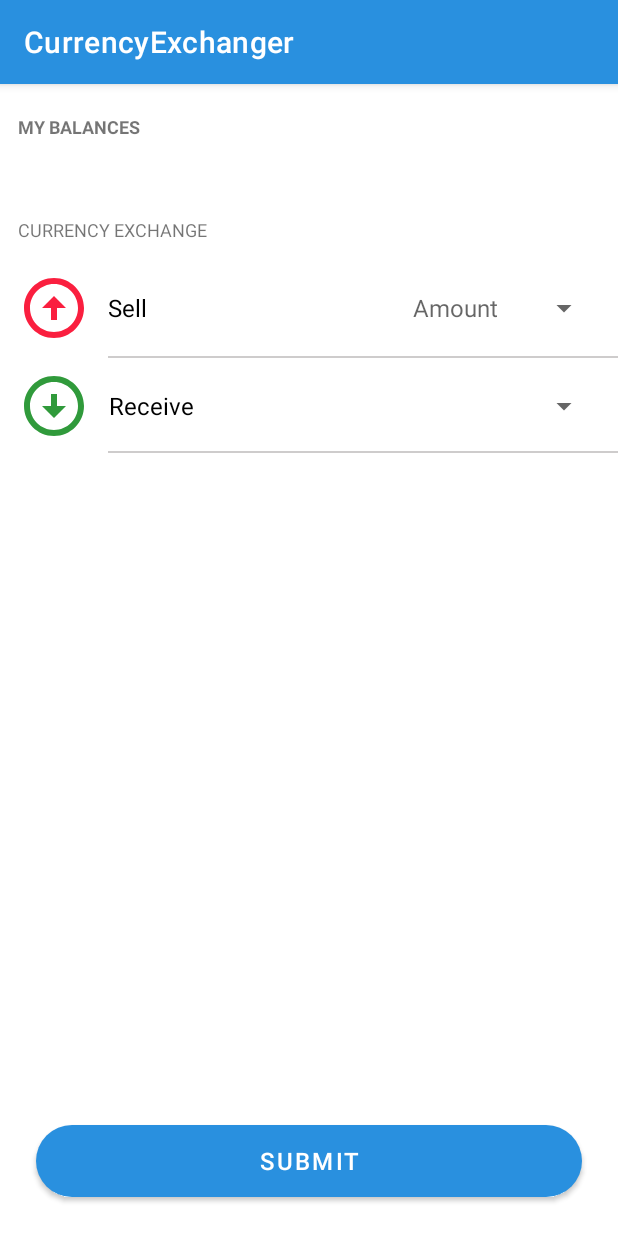
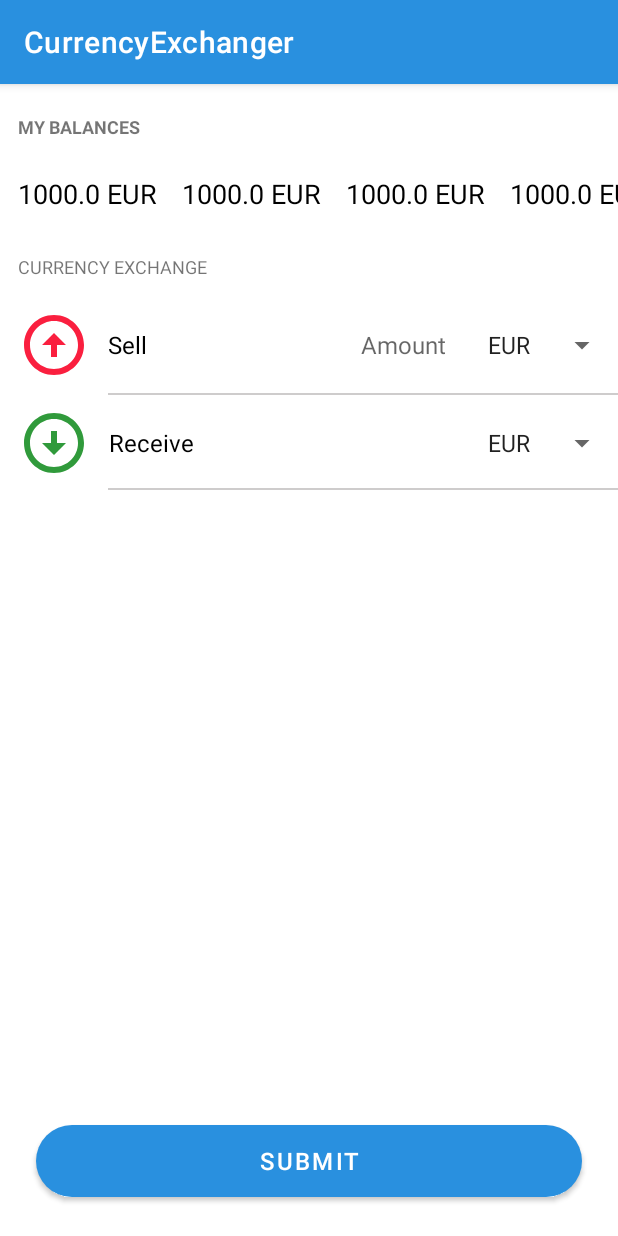
Before and after one commit to qqvladik/CurrencyExchanger, an Android app: the screen it shows after launch (MainActivity before the commit, CurrencyExchangeActivity after it), on a phone screen of 412 x 824 dp. Run offline under Robolectric (Android 15) with nearby library versions, the phone set to English and light mode, and no system bars; our stand-ins replace Room's generated code.

Commit message:
Init views, create adapters

```diff
--- a/app/src/main/AndroidManifest.xml
+++ b/app/src/main/AndroidManifest.xml
@@ -15,7 +15,7 @@
         tools:targetApi="31"
         tools:ignore="LockedOrientationActivity">
         <activity
-            android:name=".MainActivity"
+            android:name=".presentation.CurrencyExchangeActivity"
             android:exported="true"
             android:screenOrientation="portrait">
             <intent-filter>
--- a/app/src/main/java/by/mankevich/currencyexchanger/MainActivity.kt
+++ /dev/null
@@ -1,11 +0,0 @@
-package by.mankevich.currencyexchanger
-
-import androidx.appcompat.app.AppCompatActivity
-import android.os.Bundle
-
-class MainActivity : AppCompatActivity() {
-    override fun onCreate(savedInstanceState: Bundle?) {
-        super.onCreate(savedInstanceState)
-        setContentView(R.layout.activity_main)
-    }
-}
--- /dev/null
+++ b/app/src/main/java/by/mankevich/currencyexchanger/base/domain/IEntity.kt
@@ -0,0 +1,3 @@
+package by.mankevich.currencyexchanger.base.domain
+
+interface IEntity
--- /dev/null
+++ b/app/src/main/java/by/mankevich/currencyexchanger/base/presentation/BaseAdapter.kt
@@ -0,0 +1,19 @@
+package by.mankevich.currencyexchanger.base.presentation
+
+import androidx.recyclerview.widget.RecyclerView
+import androidx.viewbinding.ViewBinding
+import by.mankevich.currencyexchanger.base.domain.IEntity
+
+abstract class BaseAdapter<K : IEntity, VB: ViewBinding ,T : BaseViewHolder<K, VB>>(
+    var entitiesList: List<K>
+) : RecyclerView.Adapter<T>() {
+
+    override fun onBindViewHolder(holder: T, position: Int) {
+        holder.bind(entitiesList[position])
+    }
+
+    override fun getItemCount(): Int {
+        return entitiesList.size
+    }
+
+}
--- /dev/null
+++ b/app/src/main/java/by/mankevich/currencyexchanger/base/presentation/BaseViewHolder.kt
@@ -0,0 +1,24 @@
+package by.mankevich.currencyexchanger.base.presentation
+
+import android.util.Log
+import androidx.recyclerview.widget.RecyclerView
+import androidx.viewbinding.ViewBinding
+import by.mankevich.currencyexchanger.base.domain.IEntity
+
+private const val TAG = "RAMBaseViewHolder"
+
+abstract class BaseViewHolder<T: IEntity, VB: ViewBinding>(
+    val binding: VB,
+    private val onItemClick: (T) -> Unit
+): RecyclerView.ViewHolder(binding.root){
+
+    fun bind(entity: T){
+        itemView.setOnClickListener{
+            Log.d(TAG, "item Click ")
+            onItemClick(entity)
+        }
+        bindView(entity)
+    }
+
+    protected abstract fun bindView(entity: T)
+}
--- /dev/null
+++ b/app/src/main/java/by/mankevich/currencyexchanger/domain/entity/Balance.kt
@@ -0,0 +1,11 @@
+package by.mankevich.currencyexchanger.domain.entity
+
+import androidx.room.Entity
+import androidx.room.PrimaryKey
+import by.mankevich.currencyexchanger.base.domain.IEntity
+
+@Entity
+data class Balance(
+    @PrimaryKey val currency: String,
+    val amount: Double
+) : IEntity
--- /dev/null
+++ b/app/src/main/java/by/mankevich/currencyexchanger/presentation/BalancesAdapter.kt
@@ -0,0 +1,39 @@
+package by.mankevich.currencyexchanger.presentation
+
+import android.view.LayoutInflater
+import android.view.ViewGroup
+import by.mankevich.currencyexchanger.base.presentation.BaseAdapter
+import by.mankevich.currencyexchanger.base.presentation.BaseViewHolder
+import by.mankevich.currencyexchanger.databinding.BalanceItemBinding
+import by.mankevich.currencyexchanger.domain.entity.Balance
+
+class BalancesAdapter(
+    balances: List<Balance>,
+    private var onItemClick: (Balance) -> Unit = {}
+) :
+    BaseAdapter<Balance, BalanceItemBinding, BalancesAdapter.BalanceViewHolder>(
+        balances
+    ) {
+
+    override fun onCreateViewHolder(parent: ViewGroup, viewType: Int): BalanceViewHolder{
+        val binding = BalanceItemBinding
+            .inflate(LayoutInflater.from(parent.context), parent, false)
+        return BalanceViewHolder(binding, onItemClick)
+    }
+
+    inner class BalanceViewHolder(
+        binding: BalanceItemBinding,
+        onItemClick: (Balance) -> Unit
+    ) :
+        BaseViewHolder<Balance, BalanceItemBinding>(
+            binding, onItemClick
+        ) {
+
+        override fun bindView(entity: Balance) {
+            binding.balanceItemText.text = entity.amount.toString()
+                .plus(" ")
+                .plus(entity.currency)
+        }
+    }
+
+}
--- /dev/null
+++ b/app/src/main/java/by/mankevich/currencyexchanger/presentation/CurrencyExchangeActivity.kt
@@ -0,0 +1,57 @@
+package by.mankevich.currencyexchanger.presentation
+
+import androidx.appcompat.app.AppCompatActivity
+import android.os.Bundle
+import android.widget.ArrayAdapter
+import androidx.recyclerview.widget.LinearLayoutManager
+import androidx.recyclerview.widget.RecyclerView
+import by.mankevich.currencyexchanger.R
+import by.mankevich.currencyexchanger.databinding.ActivityMainBinding
+import by.mankevich.currencyexchanger.domain.entity.Balance
+import by.mankevich.currencyexchanger.utils.SpacingItemDecorator
+
+class CurrencyExchangeActivity : AppCompatActivity() {
+
+    private lateinit var binding: ActivityMainBinding
+
+    override fun onCreate(savedInstanceState: Bundle?) {
+        super.onCreate(savedInstanceState)
+        binding = ActivityMainBinding.inflate(layoutInflater)
+        setContentView(binding.root)
+
+        initViews()
+    }
+
+    private fun initViews() {
+        binding.balanceContainer.apply {
+            layoutManager = LinearLayoutManager(
+                this@CurrencyExchangeActivity,
+                RecyclerView.HORIZONTAL,
+                false
+            )
+            adapter = BalancesAdapter(
+                listOf(
+                    Balance("EUR", 1000.0),
+                    Balance("EUR", 1000.0),
+                    Balance("EUR", 1000.0),
+                    Balance("EUR", 1000.0),
+                    Balance("EUR", 1000.0),
+                )//TODO
+            )
+            addItemDecoration(SpacingItemDecorator(25))
+        }
+
+        val adapterCurrencyTypes = ArrayAdapter(
+            this,
+            android.R.layout.simple_spinner_item,
+            listOf("EUR",
+                "USD",
+                "USD",
+                "USD",
+                "RUB")//TODO
+        )
+        binding.cellCurrencyTypesSpinner.adapter = adapterCurrencyTypes
+        binding.receiveCurrencyTypesSpinner.adapter = adapterCurrencyTypes
+    }
+
+}
--- /dev/null
+++ b/app/src/main/java/by/mankevich/currencyexchanger/utils/SpacingItemDecorator.kt
@@ -0,0 +1,17 @@
+package by.mankevich.currencyexchanger.utils
+
+import android.graphics.Rect
+import android.view.View
+import androidx.recyclerview.widget.RecyclerView
+
+class SpacingItemDecorator(private val verticalSpaceHeight: Int): RecyclerView.ItemDecoration() {
+
+    override fun getItemOffsets(
+        outRect: Rect,
+        view: View,
+        parent: RecyclerView,
+        state: RecyclerView.State
+    ) {
+        outRect.right = verticalSpaceHeight
+    }
+}
--- a/app/src/main/res/layout/activity_main.xml
+++ b/app/src/main/res/layout/activity_main.xml
@@ -4,7 +4,7 @@
     xmlns:tools="http://schemas.android.com/tools"
     android:layout_width="match_parent"
     android:layout_height="match_parent"
-    tools:context=".MainActivity">
+    tools:context=".presentation.CurrencyExchangeActivity">
 
     <TextView
         android:id="@+id/balance_title"
@@ -67,10 +67,9 @@
 
 
     <androidx.appcompat.widget.AppCompatSpinner
-        android:id="@+id/cell_currency_spinner"
+        android:id="@+id/cell_currency_types_spinner"
         android:layout_width="wrap_content"
         android:layout_height="0dp"
-        android:layout_marginEnd="12dp"
         app:layout_constraintBottom_toBottomOf="@+id/sell_image_view"
         app:layout_constraintEnd_toEndOf="parent"
         app:layout_constraintHorizontal_bias="1.0"
@@ -79,15 +78,15 @@
         tools:listitem="@layout/currency_type_item" />
 
     <EditText
-        android:id="@+id/sell_sum_edit_text"
+        android:id="@+id/sell_amount_edit_text"
         style="@style/ExchangeTextStyle"
         android:layout_width="0dp"
         android:layout_height="0dp"
         android:layout_marginHorizontal="20dp"
-        android:hint="@string/sell_sum_edit_text_hint"
+        android:hint="@string/sell_amount_edit_text_hint"
         android:inputType="numberDecimal"
         app:layout_constraintBottom_toBottomOf="@+id/sell_text"
-        app:layout_constraintEnd_toStartOf="@+id/cell_currency_spinner"
+        app:layout_constraintEnd_toStartOf="@+id/cell_currency_types_spinner"
         app:layout_constraintHorizontal_bias="0.849"
         app:layout_constraintStart_toEndOf="@+id/sell_text"
         app:layout_constraintTop_toTopOf="@+id/sell_text"
@@ -125,10 +124,9 @@
         app:layout_constraintTop_toTopOf="@+id/receive_image_view" />
 
     <androidx.appcompat.widget.AppCompatSpinner
-        android:id="@+id/receive_currency_spinner"
+        android:id="@+id/receive_currency_types_spinner"
         android:layout_width="wrap_content"
         android:layout_height="0dp"
-        android:layout_marginEnd="12dp"
         app:layout_constraintBottom_toBottomOf="@+id/receive_text"
         app:layout_constraintEnd_toEndOf="parent"
         app:layout_constraintHorizontal_bias="1.0"
@@ -137,14 +135,14 @@
         tools:listitem="@layout/currency_type_item" />
 
     <TextView
-        android:id="@+id/receive_sum_text"
+        android:id="@+id/receive_amount_text"
         style="@style/ExchangeTextStyle"
         android:layout_width="0dp"
         android:layout_height="0dp"
         android:layout_marginHorizontal="20dp"
         android:textColor="@color/green"
         app:layout_constraintBottom_toBottomOf="@+id/receive_text"
-        app:layout_constraintEnd_toStartOf="@+id/receive_currency_spinner"
+        app:layout_constraintEnd_toStartOf="@+id/receive_currency_types_spinner"
         app:layout_constraintHorizontal_bias="0.849"
         app:layout_constraintStart_toEndOf="@+id/receive_text"
         app:layout_constraintTop_toTopOf="@+id/receive_text"
--- a/app/src/main/res/layout/balance_item.xml
+++ b/app/src/main/res/layout/balance_item.xml
@@ -1,7 +1,7 @@
 <?xml version="1.0" encoding="utf-8"?>
 <TextView xmlns:android="http://schemas.android.com/apk/res/android"
     xmlns:tools="http://schemas.android.com/tools"
-    android:id="@+id/textViewSpinnerItem"
+    android:id="@+id/balance_item_text"
     style="@style/BalanceItemTextStyle"
     android:layout_width="wrap_content"
     android:layout_height="wrap_content"
--- a/app/src/main/res/layout/currency_type_item.xml
+++ b/app/src/main/res/layout/currency_type_item.xml
@@ -1,8 +1,10 @@
 <?xml version="1.0" encoding="utf-8"?>
 <TextView xmlns:android="http://schemas.android.com/apk/res/android"
     xmlns:tools="http://schemas.android.com/tools"
-    android:id="@+id/textViewSpinnerItem"
+    android:id="@+id/balance_item_text"
     style="@style/ExchangeTextStyle"
     android:layout_width="wrap_content"
     android:layout_height="wrap_content"
+    android:paddingHorizontal="8dp"
+    android:paddingVertical="4dp"
     tools:text="EUR" />
--- a/app/src/main/res/values/strings.xml
+++ b/app/src/main/res/values/strings.xml
@@ -4,7 +4,7 @@
     <string name="currency_exchange_title">Currency Exchange</string>
     <string name="sell_image_view_description">Arrow up</string>
     <string name="sell_text">Sell</string>
-    <string name="sell_sum_edit_text_hint">Amount</string>
+    <string name="sell_amount_edit_text_hint">Amount</string>
     <string name="sell_divider_description">Divider</string>
     <string name="receive_image_view_description">Arrow down</string>
     <string name="receive_text">Receive</string>
```
